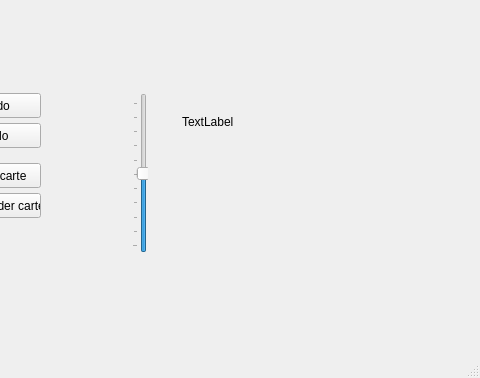
Qt form mainwindow.ui (LeaSerrano/Leatina-generation-terrain) before a commit; both pictures show x 388 to 868 and y 357 to 735 of the 868 by 735 pixel window.
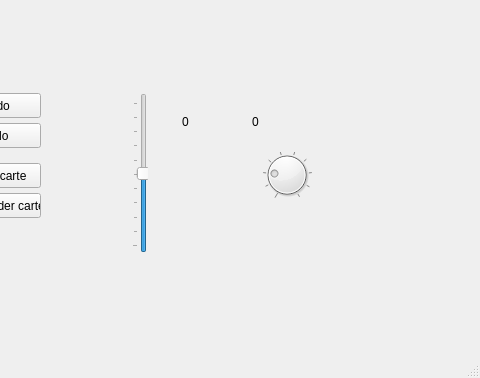
The same form after that commit.

```diff
--- a/mainwindow.ui
+++ b/mainwindow.ui
@@ -184,12 +184,56 @@
      <rect>
       <x>570</x>
       <y>470</y>
+      <width>71</width>
+      <height>17</height>
+     </rect>
+    </property>
+    <property name="text">
+     <string>0</string>
+    </property>
+   </widget>
+   <widget class="QDial" name="dial_penSize">
+    <property name="geometry">
+     <rect>
+      <x>650</x>
+      <y>500</y>
+      <width>50</width>
+      <height>64</height>
+     </rect>
+    </property>
+    <property name="minimum">
+     <number>1</number>
+    </property>
+    <property name="maximum">
+     <number>10</number>
+    </property>
+    <property name="sliderPosition">
+     <number>3</number>
+    </property>
+    <property name="orientation">
+     <enum>Qt::Horizontal</enum>
+    </property>
+    <property name="invertedAppearance">
+     <bool>false</bool>
+    </property>
+    <property name="wrapping">
+     <bool>false</bool>
+    </property>
+    <property name="notchesVisible">
+     <bool>true</bool>
+    </property>
+   </widget>
+   <widget class="QLabel" name="label_penSize">
+    <property name="geometry">
+     <rect>
+      <x>640</x>
+      <y>470</y>
       <width>67</width>
       <height>17</height>
      </rect>
     </property>
     <property name="text">
-     <string>TextLabel</string>
+     <string>0</string>
     </property>
    </widget>
   </widget>
```
